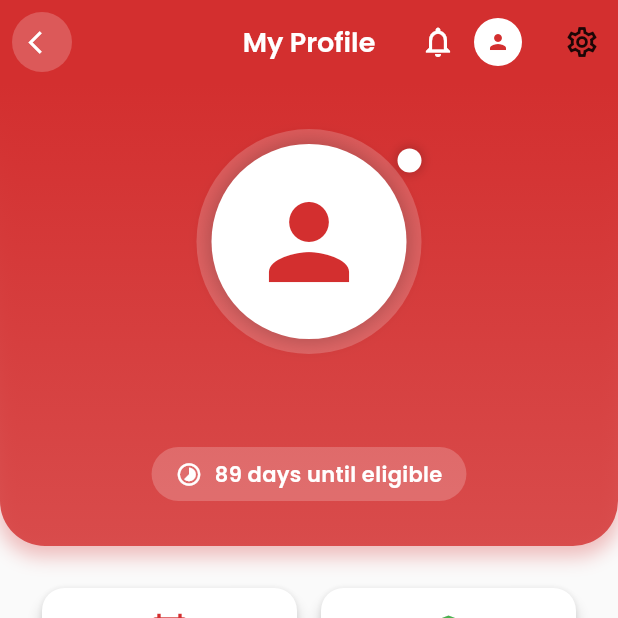
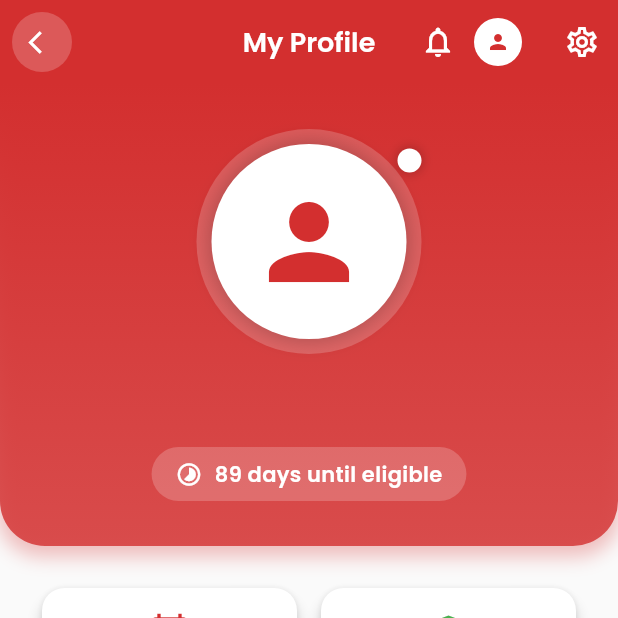
Before and after one commit to HaseebTariq45/blood_donation, a Flutter app: the ProfileScreen screen opened by its route, on a phone screen of 412 x 824 dp, the top half of it. Run offline on Flutter 3.47's test engine with Material 3 defaults, Android fonts, the phone set to English and light mode, and no system bars; our stand-ins replace animate_do, cloud_firestore, connectivity_plus, firebase_auth, firebase_core, firebase_messaging and 12 more; accounts and stored records are empty.

Commit message:
blood_donation

```diff
--- a/lib/screens/profile_screen.dart
+++ b/lib/screens/profile_screen.dart
@@ -385,7 +385,7 @@ class _ProfileScreenState extends State<ProfileScreen>
             IconButton(
             icon: Icon(
               Icons.settings_outlined,
-              color: Theme.of(context).iconTheme.color,
+              color: Colors.white,
             ),
             tooltip: 'Settings',
               onPressed: () {
```
